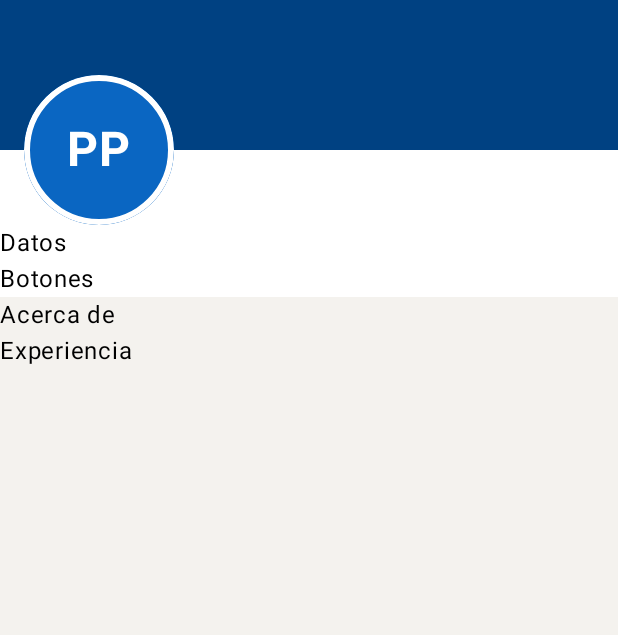
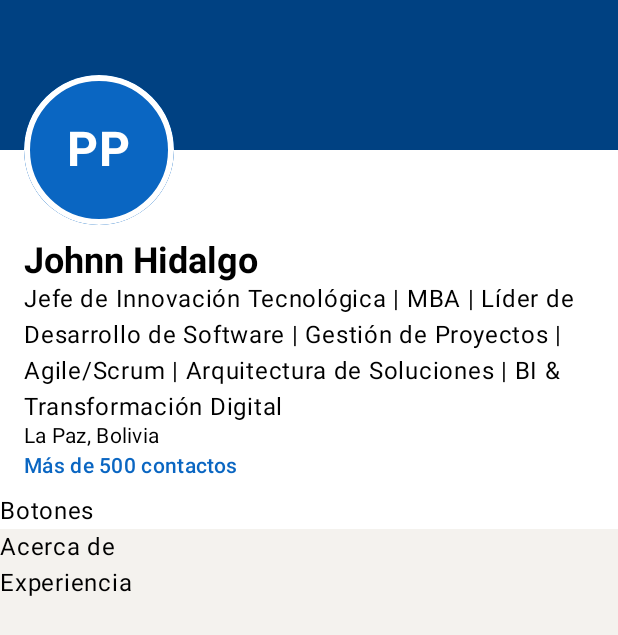
Before and after one commit to Nox4dr1/android-linkedin-UI, an Android app built with Jetpack Compose: the @Preview function PerfilScreenPreview, on a phone screen of 412 x 824 dp. Shown: the top 635 px of the screen. Run offline under Robolectric (Android 15) with nearby library versions, the phone set to English and light mode, and no system bars.

Commit message:
Perfil: nombre, titular y ubicación

```diff
--- a/app/src/main/java/com/example/android_linkedin_ui/ui/screens/PerfilScreen.kt
+++ b/app/src/main/java/com/example/android_linkedin_ui/ui/screens/PerfilScreen.kt
@@ -12,6 +12,7 @@ import androidx.compose.foundation.layout.size
 import androidx.compose.foundation.rememberScrollState
 import androidx.compose.foundation.shape.CircleShape
 import androidx.compose.foundation.verticalScroll
+import androidx.compose.material3.MaterialTheme
 import androidx.compose.material3.Text
 import androidx.compose.runtime.Composable
 import androidx.compose.runtime.remember
@@ -19,10 +20,12 @@ import androidx.compose.ui.Alignment
 import androidx.compose.ui.Modifier
 import androidx.compose.ui.draw.clip
 import androidx.compose.ui.graphics.Color
+import androidx.compose.ui.res.stringResource
 import androidx.compose.ui.text.font.FontWeight
 import androidx.compose.ui.tooling.preview.Preview
 import androidx.compose.ui.unit.dp
 import androidx.compose.ui.unit.sp
+import com.example.android_linkedin_ui.R
 import com.example.android_linkedin_ui.ui.theme.AndroidlinkedinUITheme
 import com.example.android_linkedin_ui.ui.theme.LinkedInBackground
 import com.example.android_linkedin_ui.ui.theme.LinkedInBlue
@@ -43,7 +46,7 @@ fun PerfilScreen(modifier: Modifier = Modifier) {
                 .background(Color.White)
         ) {
             EncabezadoPerfil()
-            Text("Datos")
+            DatosPerfil()
             Text("Botones")
         }
         Text("Acerca de")
@@ -78,6 +81,31 @@ private fun EncabezadoPerfil() {
     }
 }
 
+@Composable
+private fun DatosPerfil() {
+    Column(modifier = Modifier.padding(horizontal = 16.dp, vertical = 8.dp)) {
+        Text(
+            stringResource(R.string.nombre_perfil),
+            style = MaterialTheme.typography.headlineSmall,
+            fontWeight = FontWeight.Bold
+        )
+        Text(
+            stringResource(R.string.descrip_perfil),
+            style = MaterialTheme.typography.bodyLarge
+        )
+        Text(
+            stringResource(R.string.lugar_perfil),
+            style = MaterialTheme.typography.bodyMedium
+        )
+        Text(
+            stringResource(R.string.contactos_perfil),
+            style = MaterialTheme.typography.bodyMedium,
+            color = LinkedInBlue,
+            fontWeight = FontWeight.SemiBold
+        )
+    }
+}
+
 @Preview(showBackground = true)
 @Composable
 private fun PerfilScreenPreview() {
--- a/app/src/main/res/values/strings.xml
+++ b/app/src/main/res/values/strings.xml
@@ -1,3 +1,7 @@
 <resources>
     <string name="app_name">android-linkedin-UI</string>
+    <string name="nombre_perfil">Johnn Hidalgo</string>
+    <string name="descrip_perfil"><![CDATA[Jefe de Innovación Tecnológica | MBA | Líder de Desarrollo de Software | Gestión de Proyectos | Agile/Scrum | Arquitectura de Soluciones | BI & Transformación Digital]]></string>
+    <string name="lugar_perfil">La Paz, Bolivia</string>
+    <string name="contactos_perfil">Más de 500 contactos</string>
 </resources>
```
